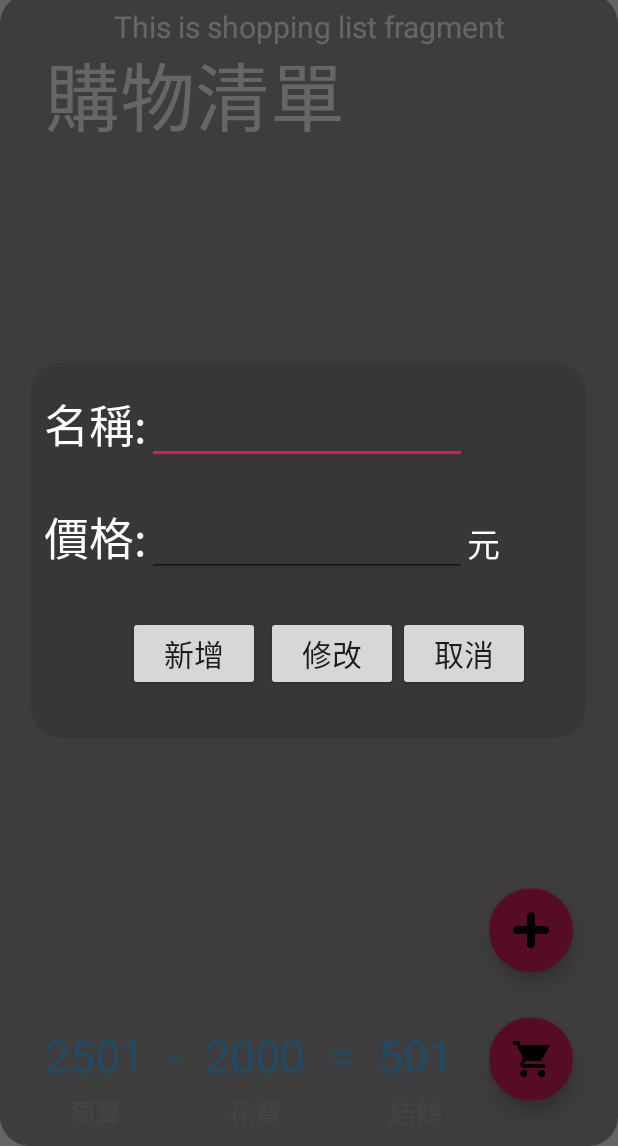
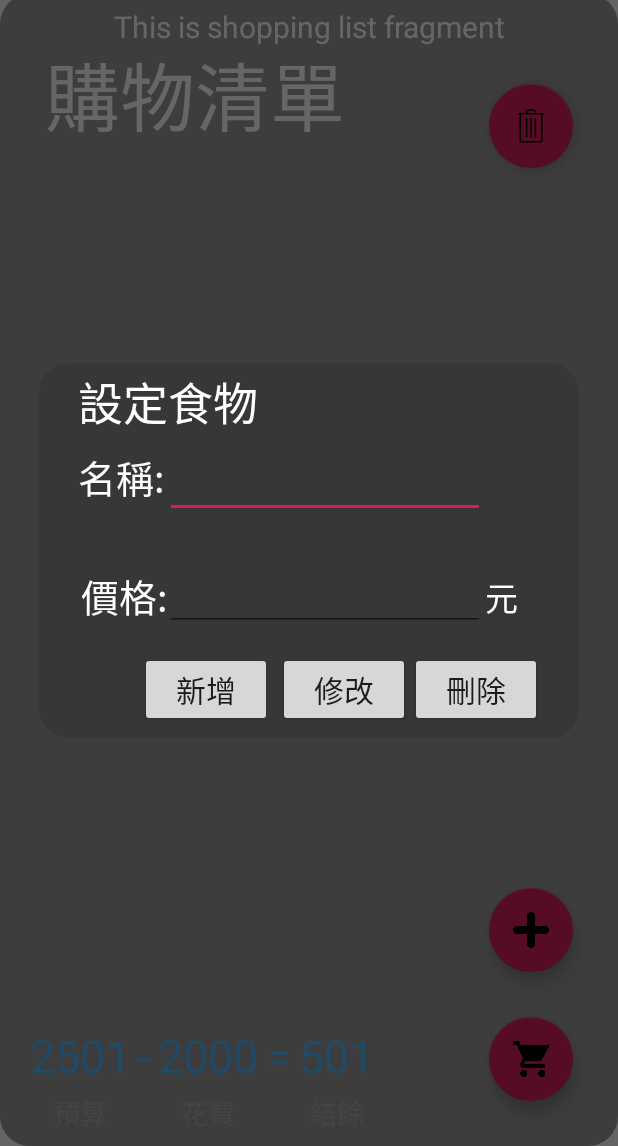
Before and after one commit to 106360130/FinalProject, an Android app: the fragment ShoppingListFragment shown on its own in the app's theme, after a tap on an icon or button, on a phone screen of 412 x 824 dp, the part 90-1236 px from its top. Run offline under Robolectric (Android 15) with nearby library versions, the phone set to English and light mode, and no system bars.

Commit message:
要開始做目前有事務的東西了

```diff
--- a/app/src/main/java/com/example/foodemerge/ui/shopping_list/ShoppingListFragment.java
+++ b/app/src/main/java/com/example/foodemerge/ui/shopping_list/ShoppingListFragment.java
@@ -37,12 +37,12 @@ import java.util.ArrayList;
 public class ShoppingListFragment extends Fragment {
 
     private ShoppingListViewModel shoppingListViewModel;
-    //è‹¥è˜­åŠ ç¬¬ä¸€æ¬¡
+    //若蘭加第一次
     private ListView listView;
     private ArrayAdapter<String > adapter;
     private ArrayList<String> items = new ArrayList<>();
     private EditText ed_name, ed_price;
-    private Button create, cancel, change, cancel_delete, delete;
+    private Button btn_create, btn_delete, btn_change, cancel_delete, delete;
 
 
     @Override
@@ -76,11 +76,11 @@ public class ShoppingListFragment extends Fragment {
 
         /*
         //creating the editText for the different  AlertDialog's
-        final EditText ed_food = new EditText(getActivity());//æ–°EDIT TEXTè®“ä½¿ç”¨è€…å¯«æ–°é£Ÿç‰©çš„å��å­—
-        ed_food.setInputType(InputType.TYPE_CLASS_TEXT);//è¼¸å…¥æ˜¯TEXT
+        final EditText ed_food = new EditText(getActivity());//新EDIT TEXT讓使用者寫新食物的名字
+        ed_food.setInputType(InputType.TYPE_CLASS_TEXT);//輸入是TEXT
 
-        final EditText ed_price = new EditText(getActivity());//æ–°EDIT TEXTè®“ä½¿ç”¨è€…å¯«æ–°é£Ÿç‰©çš„åƒ¹æ ¼
-        ed_price.setInputType(InputType.TYPE_CLASS_NUMBER);//è¼¸å…¥æ˜¯å€‹æ•¸å­—*/
+        final EditText ed_price = new EditText(getActivity());//新EDIT TEXT讓使用者寫新食物的價格
+        ed_price.setInputType(InputType.TYPE_CLASS_NUMBER);//輸入是個數字*/
 
         // Set an item click listener for ListView
         listView.setOnItemClickListener(new AdapterView.OnItemClickListener() {
@@ -88,35 +88,7 @@ public class ShoppingListFragment extends Fragment {
             public void onItemClick(AdapterView<?> parent, View view, int position, long id) {
                 // Get the selected item text from ListView
                 String selectedItem = (String) parent.getItemAtPosition(position);
-                final AlertDialog delete_dialog = new AlertDialog.Builder(getActivity()).create();
-                delete_dialog.requestWindowFeature(Window.FEATURE_NO_TITLE);
-                delete_dialog.getWindow().setBackgroundDrawableResource(android.R.color.transparent);
-                delete_dialog.show();
 
-                View toast2 = View.inflate(getActivity(),R.layout.delete_food_toast,null);
-                if (toast2.getParent()!=null) {
-                    ((ViewGroup)toast2.getParent()).removeView(toast2);
-                }
-
-                delete_dialog.setContentView(toast2);
-
-                cancel_delete = delete_dialog.findViewById(R.id.cancel_delete);
-                delete = delete_dialog.findViewById(R.id.delete);
-
-                //lo del database
-                /*delete.setOnClickListener(new View.OnClickListener() {
-                    @Override
-                    public void onClick(View v) {
-
-                    }
-                });*/
-
-                cancel_delete.setOnClickListener(new View.OnClickListener() {
-                    @Override
-                    public void onClick(View v) {
-                        delete_dialog.dismiss();
-                    }
-                });
 
             }
         });
@@ -164,70 +136,69 @@ public class ShoppingListFragment extends Fragment {
 
                 ed_name = toast1.findViewById(R.id.ed_name);
                 ed_price = toast1.findViewById(R.id.ed_price);
-                create = toast1.findViewById(R.id.create);
-                cancel = toast1.findViewById(R.id.cancel);
-                change = toast1.findViewById(R.id.change);
+                btn_create = toast1.findViewById(R.id.create);
+                btn_delete = toast1.findViewById(R.id.btn_delete);
+                btn_change = toast1.findViewById(R.id.change);
 
                 final DatabaseForm shopping_list1 = new DatabaseForm();
-                create.setOnClickListener(new View.OnClickListener() {
+                btn_create.setOnClickListener(new View.OnClickListener() {
                     @Override
                     public void onClick(View v) {
                         if (ed_name.length() < 1 /*|| ed_price.length() < 1*/)
-                            Toast.makeText(getActivity(), "æ¬„ä½�è«‹å‹¿ç•™ç©º", Toast.LENGTH_SHORT).show();
+                            Toast.makeText(getActivity(), "欄位請勿留空", Toast.LENGTH_SHORT).show();
                         else {
                             try {
-                                //å¢žåŠ é£Ÿç‰©çš„åŠŸèƒ½
+                                //增加食物的功能
 
 
                                 if (ed_price.length()>0){
                                     shopping_list1.food_name = ed_name.getText().toString();
                                     shopping_list1.food_price = ed_price.getText().toString();
-                                    items.add("å��å­—: "+ shopping_list1.food_name+"   åƒ¹æ ¼: "+ shopping_list1.food_price+ "å…ƒ");
+                                    items.add("名字: "+ shopping_list1.food_name+"   價格: "+ shopping_list1.food_price+ "元");
                                 }else{
                                     shopping_list1.food_name = ed_name.getText().toString();
-                                    items.add("å��å­—: "+ shopping_list1.food_name);
+                                    items.add("名字: "+ shopping_list1.food_name);
                                 }
 
 
                                 dialog.dismiss();
-                                Toast.makeText(getActivity(), "æ–°å¢žé£Ÿç‰©" + ed_name.getText().toString(), /*+ "      åƒ¹æ ¼" + ed_price.getText().toString(),*/ Toast.LENGTH_SHORT).show();
+                                Toast.makeText(getActivity(), "新增食物" + ed_name.getText().toString(), /*+ "      價格" + ed_price.getText().toString(),*/ Toast.LENGTH_SHORT).show();
 
                                 ed_name.setText("");
                                 ed_price.setText("");
                             } catch (Exception e) {
-                                Toast.makeText(getActivity(), "æ–°å¢žå¤±æ•—" + e.toString(), Toast.LENGTH_LONG).show();
+                                Toast.makeText(getActivity(), "新增失敗" + e.toString(), Toast.LENGTH_LONG).show();
                             }
                         }
                     }
                 });
 
-               /* change.setOnClickListener(new View.OnClickListener() {
+               /* btn_change.setOnClickListener(new View.OnClickListener() {
                     @Override
                     public void onClick(View v) {
                         if(ed_name.length()<1|| ed_price.length() < 1)
 
-                            Toast.makeText(getActivity(), "æ¬„ä½�è«‹å‹¿ç•™ç©º",Toast.LENGTH_SHORT).show();
+                            Toast.makeText(getActivity(), "欄位請勿留空",Toast.LENGTH_SHORT).show();
                         else{
                             try{
                                 //shopping_list1. = ed_name.getText().toString();//use the database functions to update addDatabaseShoppingList()
                                 shopping_list1.food_price = ed_price.getText().toString();
-                                items.add("å��å­—: "+ shopping_list1.food_name+"   åƒ¹æ ¼: "+ shopping_list1.food_price+ "å…ƒ");
-                                Toast.makeText(getActivity(),"æ›´æ–°æ›¸å��"+ed_name.getText().toString()+"      åƒ¹æ ¼"+ed_price.getText().toString(),Toast.LENGTH_SHORT).show();
+                                items.add("名字: "+ shopping_list1.food_name+"   價格: "+ shopping_list1.food_price+ "元");
+                                Toast.makeText(getActivity(),"更新書名"+ed_name.getText().toString()+"      價格"+ed_price.getText().toString(),Toast.LENGTH_SHORT).show();
 
                                 ed_name.setText("");
                                 ed_price.setText("");
                             }catch (Exception e){
-                                Toast.makeText(getActivity(),"æ›´æ–°å¤±æ•—:"+e.toString(),Toast.LENGTH_LONG).show();
+                                Toast.makeText(getActivity(),"更新失敗:"+e.toString(),Toast.LENGTH_LONG).show();
                             }
                         }
                     }
                 });*/
 
-                cancel.setOnClickListener(new View.OnClickListener() {
+                btn_delete.setOnClickListener(new View.OnClickListener() {
                     @Override
                     public void onClick(View v) {
-                        Toast.makeText(getActivity(), "å�–æ¶ˆ", Toast.LENGTH_LONG).show();
-                        dialog.cancel();
+
                     }
                 });
 
@@ -240,7 +211,7 @@ public class ShoppingListFragment extends Fragment {
 
 
 
-        /* refresh button å�¯èƒ½ä¸�æœƒåŠ
+        /* refresh button 可能不會加
         button.setOnClickListener(new View.OnClickListener() {
             @Override
             public void onClick(View v) {
@@ -249,18 +220,18 @@ public class ShoppingListFragment extends Fragment {
         });*/
 
 
-        //æ¸¬è©¦SHOPPING_LISTè³‡æ–™åº«æ��å�–è³‡æ–™ï¼Œæ¸¬è©¦æˆ�åŠŸ
-        /*ArrayList<DatabaseForm> shopping_list2 = DatabaseFunction.getInstance().getDatabaseShoppingList();  //å�–å¾—å‰›å‰›å„²å­˜çš„è³‡æ–™
+        //測試SHOPPING_LIST資料庫提取資料，測試成功
+        /*ArrayList<DatabaseForm> shopping_list2 = DatabaseFunction.getInstance().getDatabaseShoppingList();  //取得剛剛儲存的資料
         Log.e("dialog_foods ; " , String.format("%d" , shopping_list2.size()));
-        //DatabaseForm dailog_food = dialog_foods.get(0);  //å�–ç¬¬ä¸€ç­†è³‡æ–™
-        DatabaseForm test_database_shopping_list = shopping_list2.get(shopping_list2.size()-1);  //å�–æœ€å¾Œä¸€ç­†è³‡æ–™
+        //DatabaseForm dailog_food = dialog_foods.get(0);  //取第一筆資料
+        DatabaseForm test_database_shopping_list = shopping_list2.get(shopping_list2.size()-1);  //取最後一筆資料
 
         Log.e("TEST_SHOPPING_LIST2 : ", "food name : " + test_database_shopping_list.food_name);
         Log.e("TEST_SHOPPING_LIST2 : ", "food cals : " + test_database_shopping_list.food_cals);
         Log.e("TEST_SHOPPING_LIST2 : ", "food protein : " + test_database_shopping_list.food_protein);
         Log.e("TEST_SHOPPING_LIST2 : ", "food fat : " + test_database_shopping_list.food_fat);
         Log.e("TEST_SHOPPING_LIST2 : ", "food carbs : " + test_database_shopping_list.food_carbs);*/
-        //æ¸¬è©¦SHOPPING_LISTè³‡æ–™åº«æ��å�–è³‡æ–™ï¼Œæ¸¬è©¦æˆ�åŠŸ
+        //測試SHOPPING_LIST資料庫提取資料，測試成功
 
 
         return root;
--- a/app/src/main/res/layout/fragment_shopping_list.xml
+++ b/app/src/main/res/layout/fragment_shopping_list.xml
@@ -8,8 +8,8 @@
         android:id="@+id/view"
         android:layout_width="match_parent"
         android:layout_height="match_parent"
+        android:alpha="0.5"
         android:background="@drawable/bg_view_round"
-        android:alpha="0.5"
         app:layout_constraintBottom_toBottomOf="parent"
         app:layout_constraintHorizontal_bias="0.0"
         app:layout_constraintLeft_toLeftOf="parent"
@@ -44,6 +44,15 @@
         />
 
 
+    <com.google.android.material.floatingactionbutton.FloatingActionButton
+        android:id="@+id/delete_this_list"
+        android:layout_width="wrap_content"
+        android:layout_height="wrap_content"
+        android:layout_marginTop="60dp"
+        app:layout_constraintEnd_toEndOf="@+id/add_shopping_item"
+        app:layout_constraintTop_toTopOf="parent"
+        app:srcCompat="@drawable/trash" />
+
     <ListView
         android:id="@+id/listView"
         android:layout_width="wrap_content"
@@ -56,7 +65,7 @@
 
     <TextView
         android:id="@+id/budget_num"
-        android:layout_marginLeft="30dp"
+        android:layout_marginLeft="20dp"
         android:layout_marginBottom="40dp"
         android:text="2501"
         android:textSize="30sp"
@@ -71,28 +80,26 @@
         android:layout_width="wrap_content"
         android:layout_height="wrap_content"
         android:text="-"
-        android:layout_marginLeft="16dp"
+        android:layout_marginLeft="5dp"
         android:layout_marginTop="6dp"
         android:textColor="#52BAFF"
         android:textSize="30sp"
-        app:layout_constraintLeft_toRightOf="@id/budget_num"
-        app:layout_constraintBottom_toBottomOf="@id/budget_num"/>
+        app:layout_constraintBottom_toBottomOf="@+id/budget_num"
+        app:layout_constraintStart_toEndOf="@+id/budget_num"/>
     <!--"layout_below"設定以甚麼為基準的意思-->
     <!--"layout_marginLeft"設定在基準左邊隔多少的意思-->
 
+
     <TextView
         android:id="@+id/cost_num"
-        android:layout_marginTop="6dp"
-        android:layout_marginLeft="16dp"
-        android:text="2000"
-        android:textSize="30sp"
-        android:textColor="#52BAFF"
         android:layout_width="wrap_content"
         android:layout_height="wrap_content"
-        app:layout_constraintLeft_toRightOf="@id/subtraction"
-        app:layout_constraintBottom_toBottomOf="@id/subtraction"/>
-
-
+        android:layout_marginLeft="5dp"
+        android:text="2000"
+        android:textColor="#52BAFF"
+        android:textSize="30sp"
+        app:layout_constraintBottom_toBottomOf="@+id/subtraction"
+        app:layout_constraintStart_toEndOf="@+id/subtraction"/>
 
     <TextView
         android:id="@+id/equal"
@@ -101,9 +108,9 @@
         android:textColor="#52BAFF"
         android:layout_width="wrap_content"
         android:layout_height="wrap_content"
-        android:layout_marginLeft="16dp"
-        app:layout_constraintLeft_toRightOf="@id/cost_num"
-        app:layout_constraintBottom_toBottomOf="@id/cost_num"/>
+        android:layout_marginLeft="5dp"
+        app:layout_constraintBottom_toBottomOf="@+id/cost_num"
+        app:layout_constraintStart_toEndOf="@+id/cost_num"/>
 
     <TextView
         android:id="@+id/balance_num"
@@ -113,9 +120,10 @@
         android:layout_width="wrap_content"
         android:layout_height="wrap_content"
         android:layout_marginTop="8dp"
-        android:layout_marginLeft="16dp"
-        app:layout_constraintLeft_toRightOf="@id/equal"
-        app:layout_constraintBottom_toBottomOf="@id/equal"/>
+        android:layout_marginLeft="5dp"
+        app:layout_constraintBottom_toBottomOf="@+id/equal"
+        app:layout_constraintStart_toEndOf="@+id/equal"/>
+
     <TextView
         android:layout_width="wrap_content"
         android:layout_height="wrap_content"
@@ -152,6 +160,11 @@
         app:layout_constraintRight_toRightOf="@id/balance_num"/>
 
 
+    <LinearLayout
+        android:layout_width="match_parent"
+        android:layout_height="match_parent"
+        android:orientation="horizontal"></LinearLayout>
+
     <com.google.android.material.floatingactionbutton.FloatingActionButton
         android:id="@+id/add_shopping_item"
         android:layout_width="wrap_content"
--- a/app/src/main/res/layout/newfood_toast.xml
+++ b/app/src/main/res/layout/newfood_toast.xml
@@ -7,25 +7,36 @@
 
     <View
         android:id="@+id/view"
-        android:layout_width="370dp"
+        android:layout_width="360dp"
         android:layout_height="250dp"
+        android:layout_marginTop="30dp"
+        android:alpha="0.7"
         android:background="@drawable/bg_view_round"
-        android:alpha="0.7"
-        android:layout_marginTop="30dp"
-        app:layout_constraintTop_toTopOf="parent"
+        app:layout_constraintLeft_toLeftOf="parent"
         app:layout_constraintRight_toRightOf="parent"
-        app:layout_constraintLeft_toLeftOf="parent"/>
+        app:layout_constraintTop_toTopOf="parent" />
 
 
+    <TextView
+        android:id="@+id/title"
+        android:layout_width="wrap_content"
+        android:layout_height="wrap_content"
+        android:text="設定食物"
+        android:textColor="#FFFFFF"
+        android:textSize="30sp"
+        app:layout_constraintBottom_toTopOf="@+id/textView2"
+        app:layout_constraintStart_toStartOf="@id/textView2"
+        app:layout_constraintTop_toTopOf="parent"
+        app:layout_constraintVertical_bias="0.8" />
 
     <TextView
         android:id="@+id/textView2"
         android:layout_width="wrap_content"
         android:layout_height="wrap_content"
-        android:layout_marginBottom="4dp"
+        android:layout_marginBottom="8dp"
         android:text="名稱:"
         android:textColor="#FFFFFF"
-        android:textSize="30sp"
+        android:textSize="25sp"
         app:layout_constraintBottom_toBottomOf="@+id/ed_name"
         app:layout_constraintEnd_toStartOf="@+id/ed_name" />
 
@@ -33,22 +44,24 @@
         android:id="@+id/textView3"
         android:layout_width="wrap_content"
         android:layout_height="wrap_content"
+        android:layout_marginStart="30dp"
         android:layout_marginBottom="4dp"
         android:text="價格:"
         android:textColor="#FFFFFF"
-        android:textSize="30sp"
+        android:textSize="25sp"
         app:layout_constraintBottom_toBottomOf="@+id/ed_price"
-        app:layout_constraintEnd_toStartOf="@+id/ed_price" />
+        app:layout_constraintEnd_toStartOf="@+id/ed_price"
+        app:layout_constraintStart_toStartOf="@+id/view" />
 
     <EditText
         android:id="@+id/ed_name"
         android:layout_width="wrap_content"
         android:layout_height="wrap_content"
-        android:layout_marginLeft="88dp"
-        android:layout_marginTop="52dp"
+        android:layout_marginLeft="100dp"
+        android:layout_marginTop="88dp"
         android:ems="10"
+        android:inputType="textPersonName"
         android:textColor="#FFFFFF"
-        android:inputType="textPersonName"
         app:layout_constraintLeft_toLeftOf="parent"
         app:layout_constraintTop_toTopOf="parent" />
 
@@ -76,13 +89,24 @@
         app:layout_constraintVertical_bias="0.523" />
 
     <Button
+        android:id="@+id/btn_delete"
+        android:layout_width="wrap_content"
+        android:layout_height="wrap_content"
+        android:layout_marginTop="20dp"
+        android:layout_marginEnd="40dp"
+        android:text="刪除"
+        android:textSize="20dp"
+        app:layout_constraintEnd_toEndOf="parent"
+        app:layout_constraintTop_toBottomOf="@id/unit_money" />
+
+    <Button
         android:id="@+id/create"
         android:layout_width="wrap_content"
         android:layout_height="wrap_content"
         android:layout_marginEnd="4dp"
         android:text="新增"
         android:textSize="20dp"
-        app:layout_constraintBottom_toBottomOf="@+id/cancel"
+        app:layout_constraintBottom_toBottomOf="@+id/btn_delete"
         app:layout_constraintEnd_toStartOf="@+id/change" />
 
     <Button
@@ -91,19 +115,8 @@
         android:layout_height="wrap_content"
         android:text="修改"
         android:textSize="20dp"
-        app:layout_constraintBottom_toBottomOf="@+id/cancel"
-        app:layout_constraintEnd_toStartOf="@+id/cancel"/>
-
-    <Button
-        android:id="@+id/cancel"
-        android:layout_width="wrap_content"
-        android:layout_height="wrap_content"
-        android:layout_marginTop="32dp"
-        android:layout_marginEnd="48dp"
-        android:text="取消"
-        android:textSize="20dp"
-        app:layout_constraintEnd_toEndOf="parent"
-        app:layout_constraintTop_toBottomOf="@id/unit_money" />
+        app:layout_constraintBottom_toBottomOf="@+id/btn_delete"
+        app:layout_constraintEnd_toStartOf="@+id/btn_delete" />
 
 
 </androidx.constraintlayout.widget.ConstraintLayout>
```
Also changed, not shown: app/src/main/res/layout/delete_food_toast.xml (deleted, +0 -54 lines), app/src/main/res/drawable/trash.png (added).
